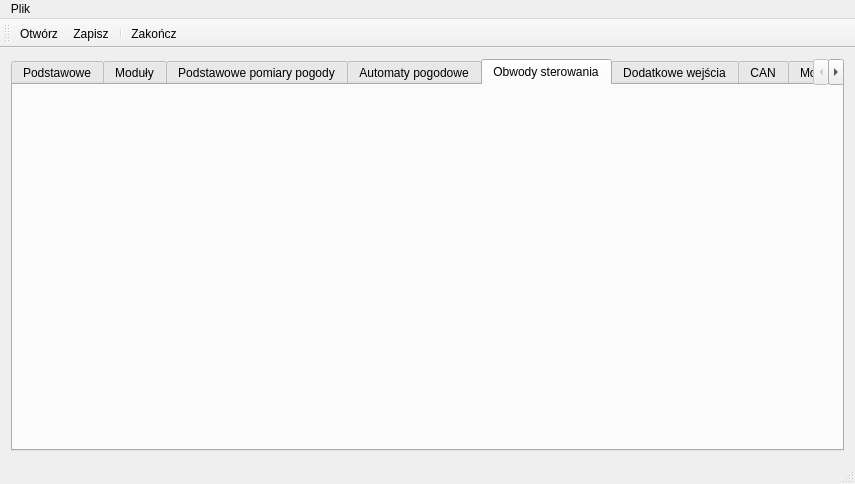
Above: mainwindow.ui from kaczmar55/koneor_v2 before the change. Below: the same form after it.
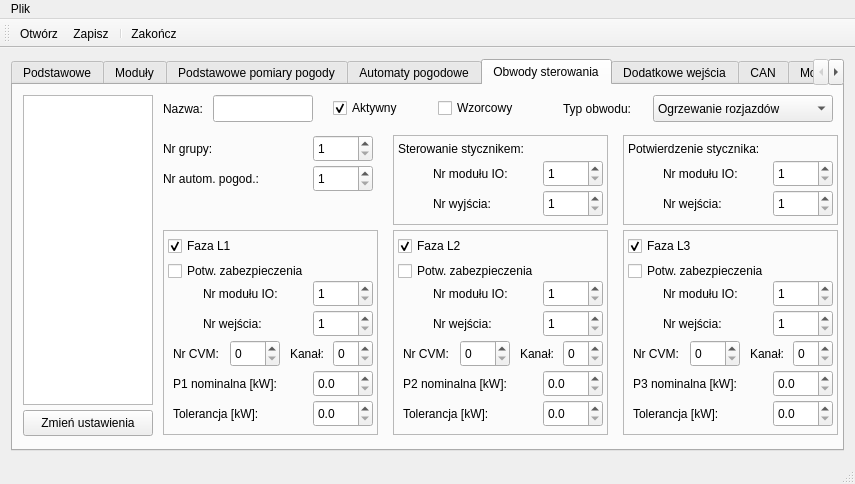
That is the form after the change. The open tabs and pages were chosen to show the change.

Commit message: rozmieszczone kontrolki opcji obwodu sterowania

What changed in the file:
```diff
--- a/mainwindow.ui
+++ b/mainwindow.ui
@@ -23,8 +23,23 @@
    <layout class="QVBoxLayout" name="verticalLayout">
     <item>
      <widget class="QTabWidget" name="tabWidget">
+      <property name="tabPosition">
+       <enum>QTabWidget::North</enum>
+      </property>
+      <property name="tabShape">
+       <enum>QTabWidget::Rounded</enum>
+      </property>
       <property name="currentIndex">
-       <number>3</number>
+       <number>4</number>
+      </property>
+      <property name="documentMode">
+       <bool>false</bool>
+      </property>
+      <property name="tabsClosable">
+       <bool>false</bool>
+      </property>
+      <property name="movable">
+       <bool>false</bool>
       </property>
       <widget class="QWidget" name="tab">
        <attribute name="title">
@@ -1491,6 +1506,1012 @@
        <attribute name="title">
         <string>Obwody sterowania</string>
        </attribute>
+       <widget class="QListWidget" name="circuitList">
+        <property name="geometry">
+         <rect>
+          <x>10</x>
+          <y>10</y>
+          <width>130</width>
+          <height>310</height>
+         </rect>
+        </property>
+       </widget>
+       <widget class="QPushButton" name="editCircuitList">
+        <property name="geometry">
+         <rect>
+          <x>10</x>
+          <y>325</y>
+          <width>130</width>
+          <height>26</height>
+         </rect>
+        </property>
+        <property name="text">
+         <string>Zmień ustawienia</string>
+        </property>
+       </widget>
+       <widget class="QLabel" name="label_29">
+        <property name="geometry">
+         <rect>
+          <x>150</x>
+          <y>15</y>
+          <width>50</width>
+          <height>17</height>
+         </rect>
+        </property>
+        <property name="text">
+         <string>Nazwa:</string>
+        </property>
+       </widget>
+       <widget class="QLineEdit" name="cirNameEdit">
+        <property name="geometry">
+         <rect>
+          <x>200</x>
+          <y>10</y>
+          <width>100</width>
+          <height>27</height>
+         </rect>
+        </property>
+        <property name="text">
+         <string/>
+        </property>
+        <property name="maxLength">
+         <number>6</number>
+        </property>
+       </widget>
+       <widget class="QCheckBox" name="cirActiveChk">
+        <property name="geometry">
+         <rect>
+          <x>320</x>
+          <y>12</y>
+          <width>90</width>
+          <height>22</height>
+         </rect>
+        </property>
+        <property name="text">
+         <string>Aktywny</string>
+        </property>
+        <property name="checked">
+         <bool>true</bool>
+        </property>
+       </widget>
+       <widget class="QLabel" name="label_30">
+        <property name="geometry">
+         <rect>
+          <x>550</x>
+          <y>15</y>
+          <width>90</width>
+          <height>17</height>
+         </rect>
+        </property>
+        <property name="text">
+         <string>Typ obwodu:</string>
+        </property>
+       </widget>
+       <widget class="QComboBox" name="cirTypeCmb">
+        <property name="geometry">
+         <rect>
+          <x>640</x>
+          <y>10</y>
+          <width>180</width>
+          <height>27</height>
+         </rect>
+        </property>
+        <property name="editable">
+         <bool>false</bool>
+        </property>
+        <item>
+         <property name="text">
+          <string>Ogrzewanie rozjazdów</string>
+         </property>
+        </item>
+        <item>
+         <property name="text">
+          <string>Ogrzewanie zamknięć</string>
+         </property>
+        </item>
+       </widget>
+       <widget class="QFrame" name="phaseL2Frame">
+        <property name="geometry">
+         <rect>
+          <x>150</x>
+          <y>145</y>
+          <width>215</width>
+          <height>205</height>
+         </rect>
+        </property>
+        <property name="frameShape">
+         <enum>QFrame::StyledPanel</enum>
+        </property>
+        <property name="frameShadow">
+         <enum>QFrame::Raised</enum>
+        </property>
+        <widget class="QCheckBox" name="l1ActiveChk">
+         <property name="geometry">
+          <rect>
+           <x>5</x>
+           <y>5</y>
+           <width>80</width>
+           <height>22</height>
+          </rect>
+         </property>
+         <property name="text">
+          <string>Faza L1</string>
+         </property>
+         <property name="checked">
+          <bool>true</bool>
+         </property>
+        </widget>
+        <widget class="QCheckBox" name="l1ConfActiveChk">
+         <property name="geometry">
+          <rect>
+           <x>5</x>
+           <y>30</y>
+           <width>170</width>
+           <height>22</height>
+          </rect>
+         </property>
+         <property name="text">
+          <string>Potw. zabezpieczenia</string>
+         </property>
+        </widget>
+        <widget class="QLabel" name="label_31">
+         <property name="geometry">
+          <rect>
+           <x>40</x>
+           <y>55</y>
+           <width>100</width>
+           <height>17</height>
+          </rect>
+         </property>
+         <property name="text">
+          <string>Nr modułu IO:</string>
+         </property>
+        </widget>
+        <widget class="QSpinBox" name="l1ConfIOMod">
+         <property name="geometry">
+          <rect>
+           <x>150</x>
+           <y>50</y>
+           <width>60</width>
+           <height>27</height>
+          </rect>
+         </property>
+         <property name="minimum">
+          <number>1</number>
+         </property>
+         <property name="maximum">
+          <number>24</number>
+         </property>
+         <property name="value">
+          <number>1</number>
+         </property>
+        </widget>
+        <widget class="QSpinBox" name="l1ConfBitNo">
+         <property name="geometry">
+          <rect>
+           <x>150</x>
+           <y>80</y>
+           <width>60</width>
+           <height>27</height>
+          </rect>
+         </property>
+         <property name="minimum">
+          <number>1</number>
+         </property>
+         <property name="maximum">
+          <number>20</number>
+         </property>
+        </widget>
+        <widget class="QLabel" name="label_32">
+         <property name="geometry">
+          <rect>
+           <x>40</x>
+           <y>85</y>
+           <width>80</width>
+           <height>17</height>
+          </rect>
+         </property>
+         <property name="text">
+          <string>Nr wejścia:</string>
+         </property>
+        </widget>
+        <widget class="QLabel" name="label_33">
+         <property name="geometry">
+          <rect>
+           <x>10</x>
+           <y>145</y>
+           <width>130</width>
+           <height>17</height>
+          </rect>
+         </property>
+         <property name="text">
+          <string>P1 nominalna [kW]:</string>
+         </property>
+        </widget>
+        <widget class="QLabel" name="label_34">
+         <property name="geometry">
+          <rect>
+           <x>10</x>
+           <y>175</y>
+           <width>110</width>
+           <height>17</height>
+          </rect>
+         </property>
+         <property name="text">
+          <string>Tolerancja [kW]:</string>
+         </property>
+        </widget>
+        <widget class="QDoubleSpinBox" name="p1Nominal">
+         <property name="geometry">
+          <rect>
+           <x>150</x>
+           <y>140</y>
+           <width>60</width>
+           <height>27</height>
+          </rect>
+         </property>
+         <property name="decimals">
+          <number>1</number>
+         </property>
+         <property name="maximum">
+          <double>10.000000000000000</double>
+         </property>
+         <property name="singleStep">
+          <double>0.100000000000000</double>
+         </property>
+         <property name="value">
+          <double>0.000000000000000</double>
+         </property>
+        </widget>
+        <widget class="QDoubleSpinBox" name="p1Tol">
+         <property name="geometry">
+          <rect>
+           <x>150</x>
+           <y>170</y>
+           <width>60</width>
+           <height>27</height>
+          </rect>
+         </property>
+         <property name="decimals">
+          <number>1</number>
+         </property>
+         <property name="maximum">
+          <double>10.000000000000000</double>
+         </property>
+         <property name="singleStep">
+          <double>0.100000000000000</double>
+         </property>
+        </widget>
+        <widget class="QSpinBox" name="l1CvmCh">
+         <property name="geometry">
+          <rect>
+           <x>170</x>
+           <y>110</y>
+           <width>40</width>
+           <height>27</height>
+          </rect>
+         </property>
+        </widget>
+        <widget class="QLabel" name="label_57">
+         <property name="geometry">
+          <rect>
+           <x>10</x>
+           <y>115</y>
+           <width>60</width>
+           <height>17</height>
+          </rect>
+         </property>
+         <property name="text">
+          <string>Nr CVM:</string>
+         </property>
+        </widget>
+        <widget class="QSpinBox" name="l1CvmId">
+         <property name="geometry">
+          <rect>
+           <x>67</x>
+           <y>110</y>
+           <width>50</width>
+           <height>27</height>
+          </rect>
+         </property>
+        </widget>
+        <widget class="QLabel" name="label_56">
+         <property name="geometry">
+          <rect>
+           <x>127</x>
+           <y>115</y>
+           <width>40</width>
+           <height>17</height>
+          </rect>
+         </property>
+         <property name="text">
+          <string>Kanał:</string>
+         </property>
+        </widget>
+       </widget>
+       <widget class="QFrame" name="phaseL2Frame_2">
+        <property name="geometry">
+         <rect>
+          <x>380</x>
+          <y>145</y>
+          <width>215</width>
+          <height>205</height>
+         </rect>
+        </property>
+        <property name="frameShape">
+         <enum>QFrame::StyledPanel</enum>
+        </property>
+        <property name="frameShadow">
+         <enum>QFrame::Raised</enum>
+        </property>
+        <widget class="QCheckBox" name="l2ActiveChk">
+         <property name="geometry">
+          <rect>
+           <x>5</x>
+           <y>5</y>
+           <width>80</width>
+           <height>22</height>
+          </rect>
+         </property>
+         <property name="text">
+          <string>Faza L2</string>
+         </property>
+         <property name="checked">
+          <bool>true</bool>
+         </property>
+        </widget>
+        <widget class="QCheckBox" name="l2ConfActiveChk">
+         <property name="geometry">
+          <rect>
+           <x>5</x>
+           <y>30</y>
+           <width>170</width>
+           <height>22</height>
+          </rect>
+         </property>
+         <property name="text">
+          <string>Potw. zabezpieczenia</string>
+         </property>
+        </widget>
+        <widget class="QLabel" name="label_38">
+         <property name="geometry">
+          <rect>
+           <x>40</x>
+           <y>55</y>
+           <width>100</width>
+           <height>17</height>
+          </rect>
+         </property>
+         <property name="text">
+          <string>Nr modułu IO:</string>
+         </property>
+        </widget>
+        <widget class="QSpinBox" name="l2ConfIOMod">
+         <property name="geometry">
+          <rect>
+           <x>150</x>
+           <y>50</y>
+           <width>60</width>
+           <height>27</height>
+          </rect>
+         </property>
+         <property name="minimum">
+          <number>1</number>
+         </property>
+         <property name="maximum">
+          <number>24</number>
+         </property>
+         <property name="value">
+          <number>1</number>
+         </property>
+        </widget>
+        <widget class="QSpinBox" name="l2ConfBitNo">
+         <property name="geometry">
+          <rect>
+           <x>150</x>
+           <y>80</y>
+           <width>60</width>
+           <height>27</height>
+          </rect>
+         </property>
+         <property name="minimum">
+          <number>1</number>
+         </property>
+         <property name="maximum">
+          <number>20</number>
+         </property>
+        </widget>
+        <widget class="QLabel" name="label_39">
+         <property name="geometry">
+          <rect>
+           <x>40</x>
+           <y>85</y>
+           <width>80</width>
+           <height>17</height>
+          </rect>
+         </property>
+         <property name="text">
+          <string>Nr wejścia:</string>
+         </property>
+        </widget>
+        <widget class="QLabel" name="label_40">
+         <property name="geometry">
+          <rect>
+           <x>10</x>
+           <y>145</y>
+           <width>130</width>
+           <height>17</height>
+          </rect>
+         </property>
+         <property name="text">
+          <string>P2 nominalna [kW]:</string>
+         </property>
+        </widget>
+        <widget class="QLabel" name="label_41">
+         <property name="geometry">
+          <rect>
+           <x>10</x>
+           <y>175</y>
+           <width>110</width>
+           <height>17</height>
+          </rect>
+         </property>
+         <property name="text">
+          <string>Tolerancja [kW]:</string>
+         </property>
+        </widget>
+        <widget class="QDoubleSpinBox" name="p2Nominal">
+         <property name="geometry">
+          <rect>
+           <x>150</x>
+           <y>140</y>
+           <width>60</width>
+           <height>27</height>
+          </rect>
+         </property>
+         <property name="decimals">
+          <number>1</number>
+         </property>
+         <property name="maximum">
+          <double>10.000000000000000</double>
+         </property>
+         <property name="singleStep">
+          <double>0.100000000000000</double>
+         </property>
+         <property name="value">
+          <double>0.000000000000000</double>
+         </property>
+        </widget>
+        <widget class="QDoubleSpinBox" name="p2Tol">
+         <property name="geometry">
+          <rect>
+           <x>150</x>
+           <y>170</y>
+           <width>60</width>
+           <height>27</height>
+          </rect>
+         </property>
+         <property name="decimals">
+          <number>1</number>
+         </property>
+         <property name="maximum">
+          <double>10.000000000000000</double>
+         </property>
+         <property name="singleStep">
+          <double>0.100000000000000</double>
+         </property>
+        </widget>
+        <widget class="QSpinBox" name="l2CvmCh">
+         <property name="geometry">
+          <rect>
+           <x>170</x>
+           <y>110</y>
+           <width>40</width>
+           <height>27</height>
+          </rect>
+         </property>
+        </widget>
+        <widget class="QSpinBox" name="l2CvmId">
+         <property name="geometry">
+          <rect>
+           <x>67</x>
+           <y>110</y>
+           <width>50</width>
+           <height>27</height>
+          </rect>
+         </property>
+        </widget>
+        <widget class="QLabel" name="label_55">
+         <property name="geometry">
+          <rect>
+           <x>10</x>
+           <y>115</y>
+           <width>60</width>
+           <height>17</height>
+          </rect>
+         </property>
+         <property name="text">
+          <string>Nr CVM:</string>
+         </property>
+        </widget>
+        <widget class="QLabel" name="label_54">
+         <property name="geometry">
+          <rect>
+           <x>127</x>
+           <y>115</y>
+           <width>40</width>
+           <height>17</height>
+          </rect>
+         </property>
+         <property name="text">
+          <string>Kanał:</string>
+         </property>
+        </widget>
+       </widget>
+       <widget class="QFrame" name="phaseL2Frame_3">
+        <property name="geometry">
+         <rect>
+          <x>610</x>
+          <y>145</y>
+          <width>215</width>
+          <height>205</height>
+         </rect>
+        </property>
+        <property name="frameShape">
+         <enum>QFrame::StyledPanel</enum>
+        </property>
+        <property name="frameShadow">
+         <enum>QFrame::Raised</enum>
+        </property>
+        <widget class="QCheckBox" name="l3ActiveChk">
+         <property name="geometry">
+          <rect>
+           <x>5</x>
+           <y>5</y>
+           <width>80</width>
+           <height>22</height>
+          </rect>
+         </property>
+         <property name="text">
+          <string>Faza L3</string>
+         </property>
+         <property name="checked">
+          <bool>true</bool>
+         </property>
+        </widget>
+        <widget class="QCheckBox" name="l3ConfActiveChk">
+         <property name="geometry">
+          <rect>
+           <x>5</x>
+           <y>30</y>
+           <width>170</width>
+           <height>22</height>
+          </rect>
+         </property>
+         <property name="text">
+          <string>Potw. zabezpieczenia</string>
+         </property>
+        </widget>
+        <widget class="QLabel" name="label_42">
+         <property name="geometry">
+          <rect>
+           <x>40</x>
+           <y>55</y>
+           <width>100</width>
+           <height>17</height>
+          </rect>
+         </property>
+         <property name="text">
+          <string>Nr modułu IO:</string>
+         </property>
+        </widget>
+        <widget class="QSpinBox" name="l3ConfIOMod">
+         <property name="geometry">
+          <rect>
+           <x>150</x>
+           <y>50</y>
+           <width>60</width>
+           <height>27</height>
+          </rect>
+         </property>
+         <property name="minimum">
+          <number>1</number>
+         </property>
+         <property name="maximum">
+          <number>24</number>
+         </property>
+         <property name="value">
+          <number>1</number>
+         </property>
+        </widget>
+        <widget class="QSpinBox" name="l2ConfBitNo_2">
+         <property name="geometry">
+          <rect>
+           <x>150</x>
+           <y>80</y>
+           <width>60</width>
+           <height>27</height>
+          </rect>
+         </property>
+         <property name="minimum">
+          <number>1</number>
+         </property>
+         <property name="maximum">
+          <number>20</number>
+         </property>
+        </widget>
+        <widget class="QLabel" name="label_43">
+         <property name="geometry">
+          <rect>
+           <x>40</x>
+           <y>85</y>
+           <width>80</width>
+           <height>17</height>
+          </rect>
+         </property>
+         <property name="text">
+          <string>Nr wejścia:</string>
+         </property>
+        </widget>
+        <widget class="QLabel" name="label_44">
+         <property name="geometry">
+          <rect>
+           <x>10</x>
+           <y>145</y>
+           <width>130</width>
+           <height>17</height>
+          </rect>
+         </property>
+         <property name="text">
+          <string>P3 nominalna [kW]:</string>
+         </property>
+        </widget>
+        <widget class="QLabel" name="label_45">
+         <property name="geometry">
+          <rect>
+           <x>10</x>
+           <y>175</y>
+           <width>110</width>
+           <height>17</height>
+          </rect>
+         </property>
+         <property name="text">
+          <string>Tolerancja [kW]:</string>
+         </property>
+        </widget>
+        <widget class="QDoubleSpinBox" name="p3Nominal">
+         <property name="geometry">
+          <rect>
+           <x>150</x>
+           <y>140</y>
+           <width>60</width>
+           <height>27</height>
+          </rect>
+         </property>
+         <property name="decimals">
+          <number>1</number>
+         </property>
+         <property name="maximum">
+          <double>10.000000000000000</double>
+         </property>
+         <property name="singleStep">
+          <double>0.100000000000000</double>
+         </property>
+         <property name="value">
+          <double>0.000000000000000</double>
+         </property>
+        </widget>
+        <widget class="QDoubleSpinBox" name="p3Tol">
+         <property name="geometry">
+          <rect>
+           <x>150</x>
+           <y>170</y>
+           <width>60</width>
+           <height>27</height>
+          </rect>
+         </property>
+         <property name="decimals">
+          <number>1</number>
+         </property>
+         <property name="maximum">
+          <double>10.000000000000000</double>
+         </property>
+         <property name="singleStep">
+          <double>0.100000000000000</double>
+         </property>
+        </widget>
+        <widget class="QLabel" name="label_52">
+         <property name="geometry">
+          <rect>
+           <x>10</x>
+           <y>115</y>
+           <width>60</width>
+           <height>17</height>
+          </rect>
+         </property>
+         <property name="text">
+          <string>Nr CVM:</string>
+         </property>
+        </widget>
+        <widget class="QSpinBox" name="l3CvmId">
+         <property name="geometry">
+          <rect>
+           <x>67</x>
+           <y>110</y>
+           <width>50</width>
+           <height>27</height>
+          </rect>
+         </property>
+        </widget>
+        <widget class="QLabel" name="label_53">
+         <property name="geometry">
+          <rect>
+           <x>127</x>
+           <y>115</y>
+           <width>40</width>
+           <height>17</height>
+          </rect>
+         </property>
+         <property name="text">
+          <string>Kanał:</string>
+         </property>
+        </widget>
+        <widget class="QSpinBox" name="l3CvmCh">
+         <property name="geometry">
+          <rect>
+           <x>170</x>
+           <y>110</y>
+           <width>40</width>
+           <height>27</height>
+          </rect>
+         </property>
+        </widget>
+       </widget>
+       <widget class="QFrame" name="frame_4">
+        <property name="geometry">
+         <rect>
+          <x>380</x>
+          <y>50</y>
+          <width>215</width>
+          <height>90</height>
+         </rect>
+        </property>
+        <property name="frameShape">
+         <enum>QFrame::StyledPanel</enum>
+        </property>
+        <property name="frameShadow">
+         <enum>QFrame::Raised</enum>
+        </property>
+        <widget class="QLabel" name="label_46">
+         <property name="geometry">
+          <rect>
+           <x>5</x>
+           <y>5</y>
+           <width>170</width>
+           <height>17</height>
+          </rect>
+         </property>
+         <property name="text">
+          <string>Sterowanie stycznikem:</string>
+         </property>
+        </widget>
+        <widget class="QLabel" name="label_47">
+         <property name="geometry">
+          <rect>
+           <x>40</x>
+           <y>30</y>
+           <width>100</width>
+           <height>17</height>
+          </rect>
+         </property>
+         <property name="text">
+          <string>Nr modułu IO:</string>
+         </property>
+        </widget>
+        <widget class="QLabel" name="label_48">
+         <property name="geometry">
+          <rect>
+           <x>40</x>
+           <y>60</y>
+           <width>80</width>
+           <height>17</height>
+          </rect>
+         </property>
+         <property name="text">
+          <string>Nr wyjścia:</string>
+         </property>
+        </widget>
+        <widget class="QSpinBox" name="cirRelIOMod">
+         <property name="geometry">
+          <rect>
+           <x>150</x>
+           <y>25</y>
+           <width>60</width>
+           <height>27</height>
+          </rect>
+         </property>
+         <property name="minimum">
+          <number>1</number>
+         </property>
+         <property name="maximum">
+          <number>24</number>
+         </property>
+        </widget>
+        <widget class="QSpinBox" name="cirRelBitNo">
+         <property name="geometry">
+          <rect>
+           <x>150</x>
+           <y>55</y>
+           <width>60</width>
+           <height>27</height>
+          </rect>
+         </property>
+         <property name="minimum">
+          <number>1</number>
+         </property>
+         <property name="maximum">
+          <number>10</number>
+         </property>
+        </widget>
+       </widget>
+       <widget class="QFrame" name="frame_5">
+        <property name="geometry">
+         <rect>
+          <x>610</x>
+          <y>50</y>
+          <width>215</width>
+          <height>90</height>
+         </rect>
+        </property>
+        <property name="frameShape">
+         <enum>QFrame::StyledPanel</enum>
+        </property>
+        <property name="frameShadow">
+         <enum>QFrame::Raised</enum>
+        </property>
+        <widget class="QLabel" name="label_49">
+         <property name="geometry">
+          <rect>
+           <x>5</x>
+           <y>5</y>
+           <width>170</width>
+           <height>17</height>
+          </rect>
+         </property>
+         <property name="text">
+          <string>Potwierdzenie stycznika:</string>
+         </property>
+        </widget>
+        <widget class="QLabel" name="label_50">
+         <property name="geometry">
+          <rect>
+           <x>40</x>
+           <y>30</y>
+           <width>100</width>
+           <height>17</height>
+          </rect>
+         </property>
+         <property name="text">
+          <string>Nr modułu IO:</string>
+         </property>
+        </widget>
+        <widget class="QLabel" name="label_51">
+         <property name="geometry">
+          <rect>
+           <x>40</x>
+           <y>60</y>
+           <width>80</width>
+           <height>17</height>
+          </rect>
+         </property>
+         <property name="text">
+          <string>Nr wejścia:</string>
+         </property>
+        </widget>
+        <widget class="QSpinBox" name="cirRelConfIOMod">
+         <property name="geometry">
+          <rect>
+           <x>150</x>
+           <y>25</y>
+           <width>60</width>
+           <height>27</height>
+          </rect>
+         </property>
+         <property name="minimum">
+          <number>1</number>
+         </property>
+         <property name="maximum">
+          <number>24</number>
+         </property>
+        </widget>
+        <widget class="QSpinBox" name="cirRelConfBitNo">
+         <property name="geometry">
+          <rect>
+           <x>150</x>
+           <y>55</y>
+           <width>60</width>
+           <height>27</height>
+          </rect>
+         </property>
+         <property name="minimum">
+          <number>1</number>
+         </property>
+         <property name="maximum">
+          <number>20</number>
+         </property>
+        </widget>
+       </widget>
+       <widget class="QCheckBox" name="cirReferenceChk">
+        <property name="geometry">
+         <rect>
+          <x>425</x>
+          <y>12</y>
+          <width>100</width>
+          <height>22</height>
+         </rect>
+        </property>
+        <property name="text">
+         <string>Wzorcowy</string>
+        </property>
+       </widget>
+       <widget class="QLabel" name="label_58">
+        <property name="geometry">
+         <rect>
+          <x>150</x>
+          <y>55</y>
+          <width>67</width>
+          <height>17</height>
+         </rect>
+        </property>
+        <property name="text">
+         <string>Nr grupy:</string>
+        </property>
+       </widget>
+       <widget class="QLabel" name="label_59">
+        <property name="geometry">
+         <rect>
+          <x>150</x>
+          <y>85</y>
+          <width>130</width>
+          <height>17</height>
+         </rect>
+        </property>
+        <property name="text">
+         <string>Nr autom. pogod.:</string>
+        </property>
+       </widget>
+       <widget class="QSpinBox" name="cirGroupNo">
+        <property name="geometry">
+         <rect>
+          <x>300</x>
+          <y>50</y>
+          <width>60</width>
+          <height>27</height>
+         </rect>
+        </property>
+        <property name="minimum">
+         <number>1</number>
+        </property>
+        <property name="maximum">
+         <number>6</number>
+        </property>
+       </widget>
+       <widget class="QSpinBox" name="cirWeatherAutomNo">
+        <property name="geometry">
+         <rect>
+          <x>300</x>
+          <y>80</y>
+          <width>60</width>
+          <height>27</height>
+         </rect>
+        </property>
+        <property name="minimum">
+         <number>1</number>
+        </property>
+        <property name="maximum">
+         <number>6</number>
+        </property>
+       </widget>
       </widget>
       <widget class="QWidget" name="tab_6">
        <attribute name="title">
```
Left out of the diff: 8 changed lines with no effect on the pictures. The commit also changes 2 other files.
